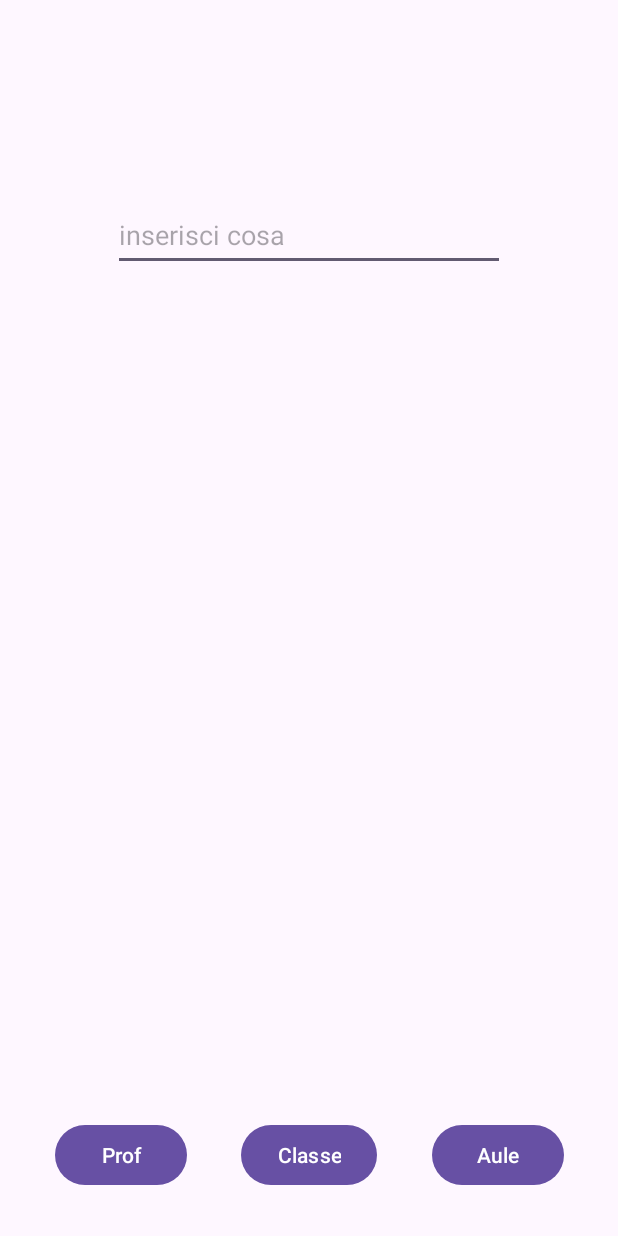
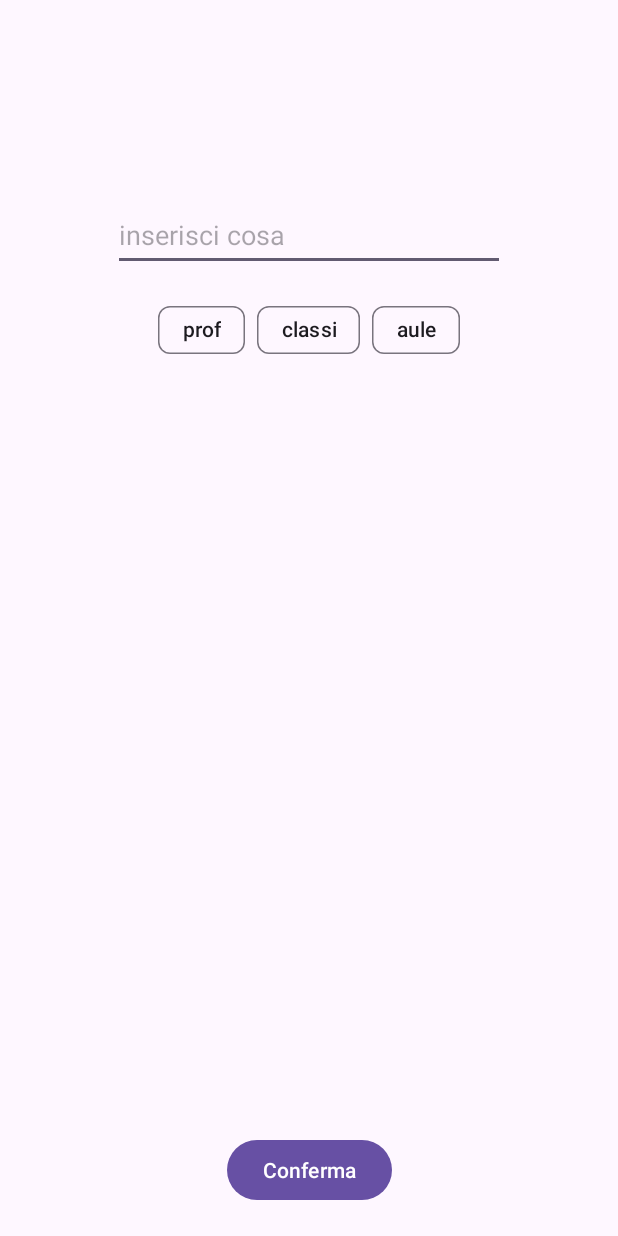
Before and after one commit to Giacomo-Marconi/orarioMarconi, an Android app: the screen it shows after launch (MainActivity), on a phone screen of 412 x 824 dp. Run offline under Robolectric (Android 15) with nearby library versions, the phone set to English and light mode, and no system bars.

Commit message:
update button now there is only conferma button update autocompleter now load only type selected

```diff
--- a/app/src/main/java/com/example/orariomarconi/MainActivity.java
+++ b/app/src/main/java/com/example/orariomarconi/MainActivity.java
@@ -5,7 +5,6 @@ import androidx.appcompat.app.AppCompatActivity;
 import android.content.Context;
 import android.content.Intent;
 import android.content.SharedPreferences;
-import android.content.res.Resources;
 import android.os.Bundle;
 import android.util.Log;
 import android.view.View;
@@ -13,79 +12,85 @@ import android.widget.ArrayAdapter;
 import android.widget.AutoCompleteTextView;
 import android.widget.Button;
 
+import com.google.android.material.chip.Chip;
+
 import java.io.InputStream;
 import java.util.ArrayList;
-import java.util.HashMap;
-import java.util.Map;
 import java.util.Scanner;
 
 public class MainActivity extends AppCompatActivity {
+
+    public String[] save = {"prof","0"};
 
     @Override
     protected void onCreate(Bundle savedInstanceState) {
         super.onCreate(savedInstanceState);
         setContentView(R.layout.start);
 
-
-
-        Button prof = findViewById(R.id.prof);
-        Button classi = findViewById(R.id.classi);
-        Button aule = findViewById(R.id.aule);
+        Button conferma = findViewById(R.id.conferma);
         AutoCompleteTextView input = findViewById(R.id.input);
-
-        ArrayList<String> cose = new ArrayList<String>();
+        Chip chipProf = findViewById(R.id.chipProf);
+        Chip chipClassi = findViewById(R.id.chipClassi);
+        Chip chipAule = findViewById(R.id.chipAule);
 
         InputStream inputStream = this.getResources().openRawResource(R.raw.ore);
         Scanner scn = new Scanner(inputStream).useDelimiter("\\A");
 
+        ArrayList<String> p = new ArrayList<String>();
+        ArrayList<String> c = new ArrayList<String>();
+        ArrayList<String> a = new ArrayList<String>();
         String[] line;
         while (scn.hasNextLine()) {
             line=scn.nextLine().split(";");
             //prof
-            if (!check(cose, cose.size(), line[0])) cose.add(line[0]);
+            if (!check(p, p.size(), line[0])) p.add(line[0]);
             //classe
-            if(!check(cose, cose.size(), line[1])) cose.add(line[1]);
+            if(!check(c, c.size(), line[1])) c.add(line[1]);
             //aule
-            if(!check(cose, cose.size(), line[3])) cose.add(line[3]);
+            if(!check(a, a.size(), line[3])) a.add(line[3]);
         }
 
 
+        chipProf.setOnClickListener(new View.OnClickListener() {
+            @Override
+            public void onClick(View view) {
+                Log.d("jecky2", "cliccato chip prof");
+                input.setAdapter(updateAdapter(updateSugetimenti(p)));
+                save[0]="prof";
+                save[1] = "0";
+            }
+        });
+
+        chipClassi.setOnClickListener(new View.OnClickListener() {
+            @Override
+            public void onClick(View view) {
+                Log.d("jecky2", "cliccato chip classi");
+                input.setAdapter(updateAdapter(updateSugetimenti(c)));
+                save[0]="classi";
+                save[1] = "1";
+            }
+        });
+
+        chipAule.setOnClickListener(new View.OnClickListener() {
+            @Override
+            public void onClick(View view) {
+                Log.d("jecky2", "cliccato chip aule");
+                input.setAdapter(updateAdapter(updateSugetimenti(a)));
+                save[0]="aule";
+                save[1] = "3";
+            }
+        });
 
 
-        String[] suggerimenti = new String[cose.size()];
-
-        for (int i = 0; i < cose.size(); i++) {
-            suggerimenti[i]=cose.get(i);
-        }
-
+        String[] suggerimenti = new String[]{};
         ArrayAdapter<String> adapter = new ArrayAdapter<>(this, android.R.layout.simple_dropdown_item_1line, suggerimenti);
         input.setAdapter(adapter);
 
-
-        prof.setOnClickListener(new View.OnClickListener() {
+        conferma.setOnClickListener(new View.OnClickListener() {
             @Override
             public void onClick(View view) {
-
-                salva("prof", input.getText().toString(), "0");
-                Intent intent = new Intent(MainActivity.this, PagTable.class);
-                startActivity(intent);
-            }
-        });
-
-        classi.setOnClickListener(new View.OnClickListener() {
-            @Override
-            public void onClick(View view) {
-                Log.d("jecky2", "cliccato --> classe" + input.getText().toString());
-                salva("classi", input.getText().toString(), "1");
-                Intent intent = new Intent(MainActivity.this, PagTable.class);
-                startActivity(intent);
-            }
-        });
-
-        aule.setOnClickListener(new View.OnClickListener() {
-            @Override
-            public void onClick(View view) {
-                salva("aule", input.getText().toString(), "3");
+                Log.d("jecky2", "cliccato --> conferma" + input.getText().toString());
+                salva(save[0], input.getText().toString(), save[1]);
                 Intent intent = new Intent(MainActivity.this, PagTable.class);
                 startActivity(intent);
             }
@@ -111,4 +116,17 @@ public class MainActivity extends AppCompatActivity {
     }
 
 
+    public String[] updateSugetimenti(ArrayList<String> a){
+        String[] s = new String[a.size()];
+        for (int i = 0; i < a.size(); i++) {
+            s[i]=a.get(i);
+        }
+        return s;
+    }
+
+    public ArrayAdapter<String> updateAdapter(String[] s){
+        ArrayAdapter<String> adapter = new ArrayAdapter<>(MainActivity.this, android.R.layout.simple_dropdown_item_1line, s);
+        return adapter;
+    }
+
 }
--- a/app/src/main/res/layout/start.xml
+++ b/app/src/main/res/layout/start.xml
@@ -6,34 +6,14 @@
     android:layout_height="match_parent">
 
     <Button
-        android:id="@+id/prof"
+        android:id="@+id/conferma"
         android:layout_width="wrap_content"
         android:layout_height="wrap_content"
-        android:layout_marginBottom="30dp"
-        android:text="Prof"
-        app:layout_constraintBottom_toBottomOf="parent"
-        app:layout_constraintEnd_toStartOf="@+id/classi"
-        app:layout_constraintStart_toStartOf="parent" />
-
-    <Button
-        android:id="@+id/classi"
-        android:layout_width="wrap_content"
-        android:layout_height="wrap_content"
-        android:layout_marginBottom="30dp"
-        android:text="Classe"
-        app:layout_constraintBottom_toBottomOf="parent"
-        app:layout_constraintEnd_toStartOf="@+id/aule"
-        app:layout_constraintStart_toEndOf="@+id/prof" />
-
-    <Button
-        android:id="@+id/aule"
-        android:layout_width="wrap_content"
-        android:layout_height="wrap_content"
-        android:layout_marginBottom="30dp"
-        android:text="Aule"
+        android:layout_marginBottom="20dp"
+        android:text="Conferma"
         app:layout_constraintBottom_toBottomOf="parent"
         app:layout_constraintEnd_toEndOf="parent"
-        app:layout_constraintStart_toEndOf="@+id/classi" />
+        app:layout_constraintStart_toStartOf="parent" />
 
     <AutoCompleteTextView
         android:id="@+id/input"
@@ -50,4 +30,44 @@
         app:layout_constraintTop_toTopOf="parent"
         app:layout_constraintVertical_bias="0.171" />
 
+    <com.google.android.material.chip.ChipGroup
+        android:id="@+id/chipgruppo"
+        android:layout_width="wrap_content"
+        android:layout_height="wrap_content"
+        android:layout_gravity="center"
+        android:layout_marginStart="75dp"
+        android:layout_marginTop="15dp"
+        android:layout_marginEnd="75dp"
+        app:layout_constraintEnd_toEndOf="parent"
+        app:layout_constraintStart_toStartOf="parent"
+        app:layout_constraintTop_toBottomOf="@+id/input">
+
+        <com.google.android.material.chip.Chip
+            android:id="@+id/chipProf"
+            android:text="prof"
+            android:layout_width="wrap_content"
+            android:layout_height="wrap_content"
+            android:clickable="true"
+            android:focusable="true"
+            android:textAlignment="center" />
+
+        <com.google.android.material.chip.Chip
+            android:id="@+id/chipClassi"
+            android:text="classi"
+            android:layout_width="wrap_content"
+            android:layout_height="wrap_content"
+            android:clickable="true"
+            android:focusable="true"
+            android:textAlignment="center" />
+
+        <com.google.android.material.chip.Chip
+            android:id="@+id/chipAule"
+            android:text="aule"
+            android:layout_width="wrap_content"
+            android:layout_height="wrap_content"
+            android:clickable="true"
+            android:focusable="true"
+            android:textAlignment="center" />
+    </com.google.android.material.chip.ChipGroup>
+
 </androidx.constraintlayout.widget.ConstraintLayout>
```
